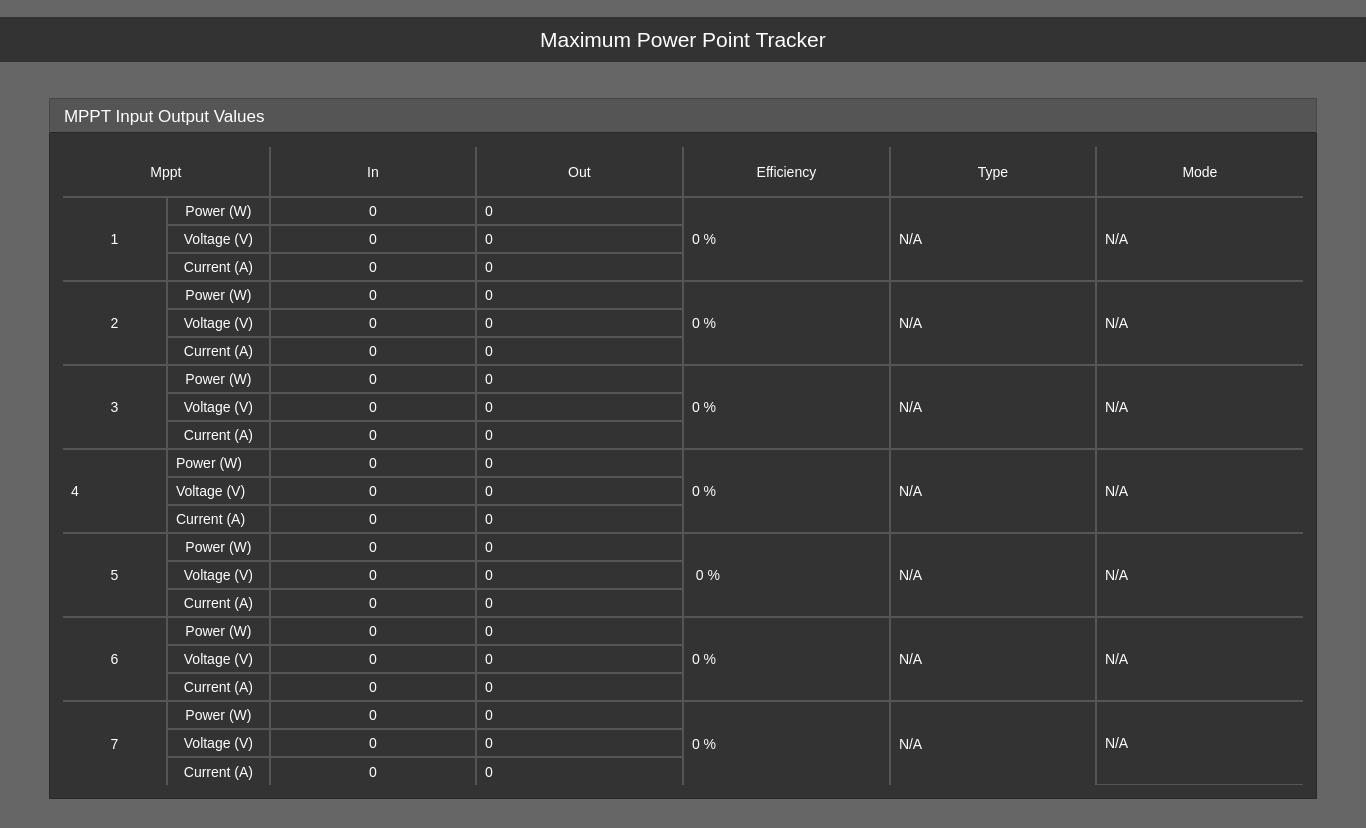
Before: the Qt Designer form MpptUI.ui in UCSolarCarTeam/Delta-Desktop-Client-Telemetry, drawn with Qt 5.
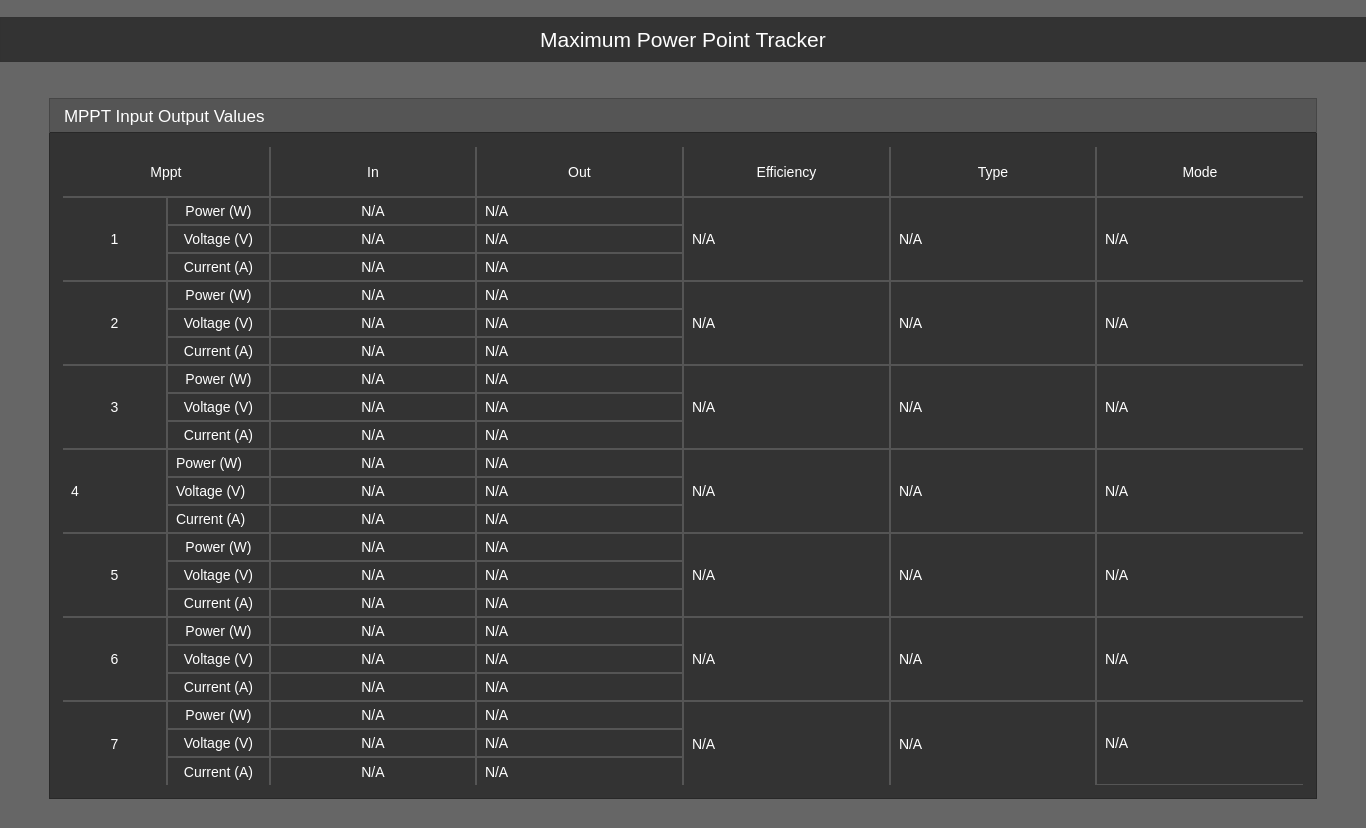
After: the same form once the commit is applied. Icons and pictures are not drawn.

Commit message: mppt values default to n/a now

```diff
--- a/MpptUI.ui
+++ b/MpptUI.ui
@@ -567,7 +567,7 @@
                     <item row="0" column="0">
                      <widget class="QLabel" name="mppt5PowerIn">
                       <property name="text">
-                       <string>0</string>
+                       <string>N/A</string>
                       </property>
                       <property name="alignment">
                        <set>Qt::AlignCenter</set>
@@ -577,7 +577,7 @@
                     <item row="1" column="0">
                      <widget class="QLabel" name="mppt5VoltageIn">
                       <property name="text">
-                       <string>0</string>
+                       <string>N/A</string>
                       </property>
                       <property name="alignment">
                        <set>Qt::AlignCenter</set>
@@ -587,7 +587,7 @@
                     <item row="2" column="0">
                      <widget class="QLabel" name="mppt5CurrentIn">
                       <property name="text">
-                       <string>0</string>
+                       <string>N/A</string>
                       </property>
                       <property name="alignment">
                        <set>Qt::AlignCenter</set>
@@ -615,7 +615,7 @@
                   <item row="5" column="6">
                    <widget class="QLabel" name="mppt5Efficiency">
                     <property name="text">
-                     <string> 0 %</string>
+                     <string>N/A</string>
                     </property>
                    </widget>
                   </item>
@@ -625,7 +625,7 @@
                      <string notr="true"/>
                     </property>
                     <property name="text">
-                     <string>0 %</string>
+                     <string>N/A</string>
                     </property>
                    </widget>
                   </item>
@@ -637,7 +637,7 @@
                     <item row="2" column="0">
                      <widget class="QLabel" name="mppt2CurrentIn">
                       <property name="text">
-                       <string>0</string>
+                       <string>N/A</string>
                       </property>
                       <property name="alignment">
                        <set>Qt::AlignCenter</set>
@@ -647,7 +647,7 @@
                     <item row="1" column="0">
                      <widget class="QLabel" name="mppt2VoltageIn">
                       <property name="text">
-                       <string>0</string>
+                       <string>N/A</string>
                       </property>
                       <property name="alignment">
                        <set>Qt::AlignCenter</set>
@@ -657,7 +657,7 @@
                     <item row="0" column="0">
                      <widget class="QLabel" name="mppt2PowerIn">
                       <property name="text">
-                       <string>0</string>
+                       <string>N/A</string>
                       </property>
                       <property name="alignment">
                        <set>Qt::AlignCenter</set>
@@ -674,7 +674,7 @@
                     <item row="0" column="0">
                      <widget class="QLabel" name="mppt6PowerIn">
                       <property name="text">
-                       <string>0</string>
+                       <string>N/A</string>
                       </property>
                       <property name="alignment">
                        <set>Qt::AlignCenter</set>
@@ -684,7 +684,7 @@
                     <item row="1" column="0">
                      <widget class="QLabel" name="mppt6VoltageIn">
                       <property name="text">
-                       <string>0</string>
+                       <string>N/A</string>
                       </property>
                       <property name="alignment">
                        <set>Qt::AlignCenter</set>
@@ -694,7 +694,7 @@
                     <item row="2" column="0">
                      <widget class="QLabel" name="mppt6CurrentIn">
                       <property name="text">
-                       <string>0</string>
+                       <string>N/A</string>
                       </property>
                       <property name="alignment">
                        <set>Qt::AlignCenter</set>
@@ -711,21 +711,21 @@
                     <item row="0" column="0">
                      <widget class="QLabel" name="mppt3PowerOut">
                       <property name="text">
-                       <string>0</string>
+                       <string>N/A</string>
                       </property>
                      </widget>
                     </item>
                     <item row="1" column="0">
                      <widget class="QLabel" name="mppt3VoltageOut">
                       <property name="text">
-                       <string>0</string>
+                       <string>N/A</string>
                       </property>
                      </widget>
                     </item>
                     <item row="2" column="0">
                      <widget class="QLabel" name="mppt3CurrentOut">
                       <property name="text">
-                       <string>0</string>
+                       <string>N/A</string>
                       </property>
                      </widget>
                     </item>
@@ -739,21 +739,21 @@
                     <item row="2" column="0">
                      <widget class="QLabel" name="mppt2CurrentOut">
                       <property name="text">
-                       <string>0</string>
+                       <string>N/A</string>
                       </property>
                      </widget>
                     </item>
                     <item row="0" column="0">
                      <widget class="QLabel" name="mppt2PowerOut">
                       <property name="text">
-                       <string>0</string>
+                       <string>N/A</string>
                       </property>
                      </widget>
                     </item>
                     <item row="1" column="0">
                      <widget class="QLabel" name="mppt2VoltageOut">
                       <property name="text">
-                       <string>0</string>
+                       <string>N/A</string>
                       </property>
                      </widget>
                     </item>
@@ -767,7 +767,7 @@
                     <item row="3" column="0">
                      <widget class="QLabel" name="mppt4VoltageIn">
                       <property name="text">
-                       <string>0</string>
+                       <string>N/A</string>
                       </property>
                       <property name="alignment">
                        <set>Qt::AlignCenter</set>
@@ -777,7 +777,7 @@
                     <item row="2" column="0">
                      <widget class="QLabel" name="mppt4PowerIn">
                       <property name="text">
-                       <string>0</string>
+                       <string>N/A</string>
                       </property>
                       <property name="alignment">
                        <set>Qt::AlignCenter</set>
@@ -787,7 +787,7 @@
                     <item row="4" column="0">
                      <widget class="QLabel" name="mppt4CurrentIn">
                       <property name="text">
-                       <string>0</string>
+                       <string>N/A</string>
                       </property>
                       <property name="alignment">
                        <set>Qt::AlignCenter</set>
@@ -804,21 +804,21 @@
                     <item row="2" column="0">
                      <widget class="QLabel" name="mppt1VoltageOut">
                       <property name="text">
-                       <string>0</string>
+                       <string>N/A</string>
                       </property>
                      </widget>
                     </item>
                     <item row="3" column="0">
                      <widget class="QLabel" name="mppt1CurrentOut">
                       <property name="text">
-                       <string>0</string>
+                       <string>N/A</string>
                       </property>
                      </widget>
                     </item>
                     <item row="1" column="0">
                      <widget class="QLabel" name="mppt1PowerOut">
                       <property name="text">
-                       <string>0</string>
+                       <string>N/A</string>
                       </property>
                      </widget>
                     </item>
@@ -827,14 +827,14 @@
                   <item row="2" column="6">
                    <widget class="QLabel" name="mppt2Efficiency">
                     <property name="text">
-                     <string>0 %</string>
+                     <string>N/A</string>
                     </property>
                    </widget>
                   </item>
                   <item row="3" column="6">
                    <widget class="QLabel" name="mppt3Efficiency">
                     <property name="text">
-                     <string>0 %</string>
+                     <string>N/A</string>
                     </property>
                    </widget>
                   </item>
@@ -846,21 +846,21 @@
                     <item row="2" column="0">
                      <widget class="QLabel" name="mppt6CurrentOut">
                       <property name="text">
-                       <string>0</string>
+                       <string>N/A</string>
                       </property>
                      </widget>
                     </item>
                     <item row="0" column="0">
                      <widget class="QLabel" name="mppt6PowerOut">
                       <property name="text">
-                       <string>0</string>
+                       <string>N/A</string>
                       </property>
                      </widget>
                     </item>
                     <item row="1" column="0">
                      <widget class="QLabel" name="mppt6VoltageOut">
                       <property name="text">
-                       <string>0</string>
+                       <string>N/A</string>
                       </property>
                      </widget>
                     </item>
@@ -869,7 +869,7 @@
                   <item row="1" column="6">
                    <widget class="QLabel" name="mppt1Efficiency">
                     <property name="text">
-                     <string>0 %</string>
+                     <string>N/A</string>
                     </property>
                    </widget>
                   </item>
@@ -881,7 +881,7 @@
                     <item row="2" column="0">
                      <widget class="QLabel" name="mppt3CurrentIn">
                       <property name="text">
-                       <string>0</string>
+                       <string>N/A</string>
                       </property>
                       <property name="alignment">
                        <set>Qt::AlignCenter</set>
@@ -891,7 +891,7 @@
                     <item row="1" column="0">
                      <widget class="QLabel" name="mppt3VoltageIn">
                       <property name="text">
-                       <string>0</string>
+                       <string>N/A</string>
                       </property>
                       <property name="alignment">
                        <set>Qt::AlignCenter</set>
@@ -901,7 +901,7 @@
                     <item row="0" column="0">
                      <widget class="QLabel" name="mppt3PowerIn">
                       <property name="text">
-                       <string>0</string>
+                       <string>N/A</string>
                       </property>
                       <property name="alignment">
                        <set>Qt::AlignCenter</set>
@@ -918,7 +918,7 @@
                     <item row="0" column="0">
                      <widget class="QLabel" name="mppt1PowerIn">
                       <property name="text">
-                       <string>0</string>
+                       <string>N/A</string>
                       </property>
                       <property name="alignment">
                        <set>Qt::AlignCenter</set>
@@ -928,7 +928,7 @@
                     <item row="1" column="0">
                      <widget class="QLabel" name="mppt1VoltageIn">
                       <property name="text">
-                       <string>0</string>
+                       <string>N/A</string>
                       </property>
                       <property name="alignment">
                        <set>Qt::AlignCenter</set>
@@ -938,7 +938,7 @@
                     <item row="2" column="0">
                      <widget class="QLabel" name="mppt1CurrentIn">
                       <property name="text">
-                       <string>0</string>
+                       <string>N/A</string>
                       </property>
                       <property name="alignment">
                        <set>Qt::AlignCenter</set>
@@ -1006,21 +1006,21 @@
                     <item row="1" column="0">
                      <widget class="QLabel" name="mppt5VoltageOut">
                       <property name="text">
-                       <string>0</string>
+                       <string>N/A</string>
                       </property>
                      </widget>
                     </item>
                     <item row="0" column="0">
                      <widget class="QLabel" name="mppt5PowerOut">
                       <property name="text">
-                       <string>0</string>
+                       <string>N/A</string>
                       </property>
                      </widget>
                     </item>
                     <item row="2" column="0">
                      <widget class="QLabel" name="mppt5CurrentOut">
                       <property name="text">
-                       <string>0</string>
+                       <string>N/A</string>
                       </property>
                      </widget>
                     </item>
@@ -1056,21 +1056,21 @@
                     <item row="1" column="0">
                      <widget class="QLabel" name="mppt4VoltageOut">
                       <property name="text">
-                       <string>0</string>
+                       <string>N/A</string>
                       </property>
                      </widget>
                     </item>
                     <item row="0" column="0">
                      <widget class="QLabel" name="mppt4PowerOut">
                       <property name="text">
-                       <string>0</string>
+                       <string>N/A</string>
                       </property>
                      </widget>
                     </item>
                     <item row="2" column="0">
                      <widget class="QLabel" name="mppt4CurrentOut">
                       <property name="text">
-                       <string>0</string>
+                       <string>N/A</string>
                       </property>
                      </widget>
                     </item>
@@ -1079,7 +1079,7 @@
                   <item row="4" column="6">
                    <widget class="QLabel" name="mppt4Efficiency">
                     <property name="text">
-                     <string>0 %</string>
+                     <string>N/A</string>
                     </property>
                    </widget>
                   </item>
@@ -1196,7 +1196,7 @@
 border-bottom: none;</string>
                     </property>
                     <property name="text">
-                     <string>0 %</string>
+                     <string>N/A</string>
                     </property>
                    </widget>
                   </item>
@@ -1212,21 +1212,21 @@
 </string>
                       </property>
                       <property name="text">
-                       <string>0</string>
+                       <string>N/A</string>
                       </property>
                      </widget>
                     </item>
                     <item row="0" column="0">
                      <widget class="QLabel" name="mppt7PowerOut">
                       <property name="text">
-                       <string>0</string>
+                       <string>N/A</string>
                       </property>
                      </widget>
                     </item>
                     <item row="1" column="0">
                      <widget class="QLabel" name="mppt7VoltageOut">
                       <property name="text">
-                       <string>0</string>
+                       <string>N/A</string>
                       </property>
                      </widget>
                     </item>
@@ -1240,7 +1240,7 @@
                     <item row="0" column="0">
                      <widget class="QLabel" name="mppt7PowerIn">
                       <property name="text">
-                       <string>0</string>
+                       <string>N/A</string>
                       </property>
                       <property name="alignment">
                        <set>Qt::AlignCenter</set>
@@ -1250,7 +1250,7 @@
                     <item row="1" column="0">
                      <widget class="QLabel" name="mppt7VoltageIn">
                       <property name="text">
-                       <string>0</string>
+                       <string>N/A</string>
                       </property>
                       <property name="alignment">
                        <set>Qt::AlignCenter</set>
@@ -1263,7 +1263,7 @@
                        <string notr="true">border-bottom: none;</string>
                       </property>
                       <property name="text">
-                       <string>0</string>
+                       <string>N/A</string>
                       </property>
                       <property name="alignment">
                        <set>Qt::AlignCenter</set>
```
